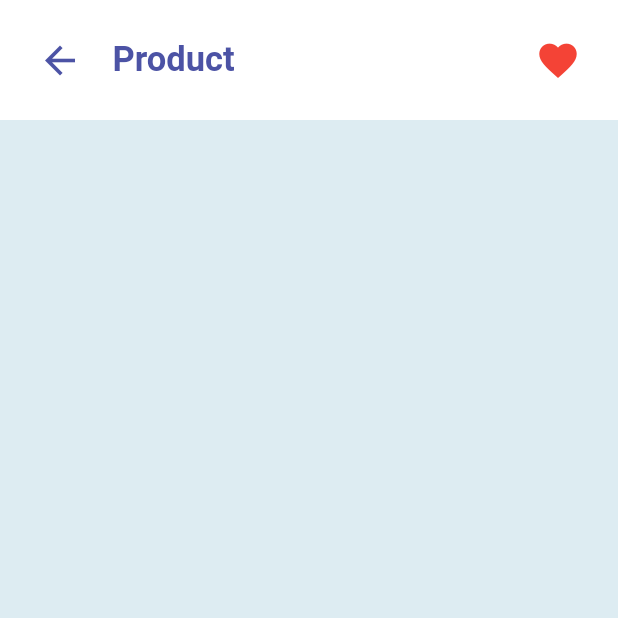
After one commit to jilian-tenerife/shopping_app, a Flutter app: the ItemPage screen opened by its route, on a phone screen of 412 x 824 dp, the top half of it. The commit adds this screen. Run offline on Flutter 3.47's test engine with Material 2 defaults, Android fonts, the phone set to English and light mode, and no system bars; our stand-ins replace badges, curved_navigation_bar.

Commit message:
item page added

```diff
--- a/lib/main.dart
+++ b/lib/main.dart
@@ -2,6 +2,7 @@ import 'package:flutter/material.dart';
 import 'package:shopping_app/pages/cartPage.dart';
 
 import 'pages/HomePage.dart';
+import 'pages/ItemPage.dart';
 
 void main() {
   runApp(const MyApp());
@@ -21,6 +22,7 @@ class MyApp extends StatelessWidget {
       routes: {
         "/": (context) => HomePage(),
         "cartPage": (context) => CartPage(),
+        "itemPage": (context) => ItemPage(),
       },
     );
   }
--- /dev/null
+++ b/lib/pages/ItemPage.dart
@@ -0,0 +1,17 @@
+import 'package:flutter/material.dart';
+import 'package:flutter/src/widgets/framework.dart';
+import 'package:flutter/src/widgets/placeholder.dart';
+
+import '../widgets/ItemAppBar.dart';
+
+class ItemPage extends StatelessWidget {
+  const ItemPage({super.key});
+
+  @override
+  Widget build(BuildContext context) {
+    return Scaffold(
+      backgroundColor: Color(0xffeddecf2),
+      body: ListView(children: [ItemAppBar()]),
+    );
+  }
+}
--- /dev/null
+++ b/lib/widgets/ItemAppBar.dart
@@ -0,0 +1,45 @@
+import 'package:flutter/material.dart';
+import 'package:flutter/src/widgets/framework.dart';
+import 'package:flutter/src/widgets/placeholder.dart';
+
+class ItemAppBar extends StatelessWidget {
+  const ItemAppBar({super.key});
+
+  @override
+  Widget build(BuildContext context) {
+    return Container(
+      color: Colors.white,
+      padding: EdgeInsets.all(25),
+      child: Row(
+        children: [
+          InkWell(
+            onTap: () {
+              Navigator.pop(context);
+            },
+            child: Icon(
+              Icons.arrow_back,
+              size: 30,
+              color: Color(0xFF4C53A5),
+            ),
+          ),
+          const Padding(
+            padding: EdgeInsets.only(left: 20),
+            child: Text(
+              "Product",
+              style: TextStyle(
+                  fontSize: 23,
+                  fontWeight: FontWeight.bold,
+                  color: Color(0xFF4C53A5)),
+            ),
+          ),
+          const Spacer(),
+          const Icon(
+            Icons.favorite,
+            size: 30,
+            color: Colors.red,
+          )
+        ],
+      ),
+    );
+  }
+}
--- a/lib/widgets/ItemsWidget.dart
+++ b/lib/widgets/ItemsWidget.dart
@@ -47,7 +47,9 @@ class ItemsWidget extends StatelessWidget {
                   ],
                 ),
                 InkWell(
-                  onTap: () {},
+                  onTap: () {
+                    Navigator.pushNamed(context, "itemPage");
+                  },
                   child: Container(
                     margin: EdgeInsets.all(10),
                     child: Image.asset(
```
